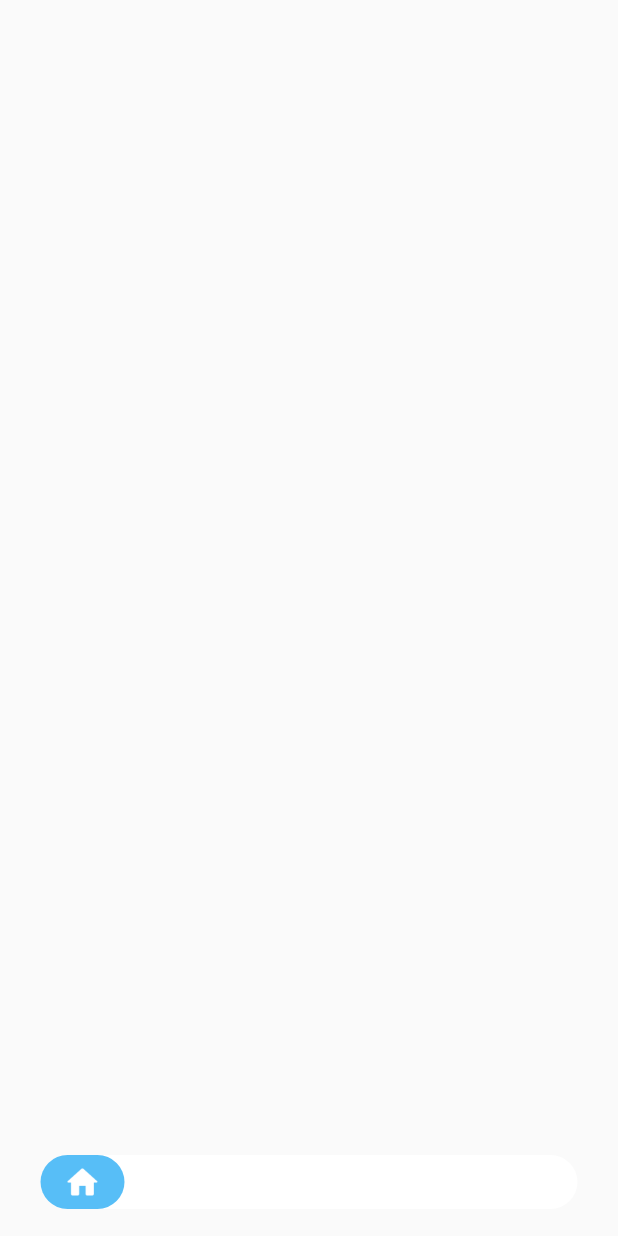
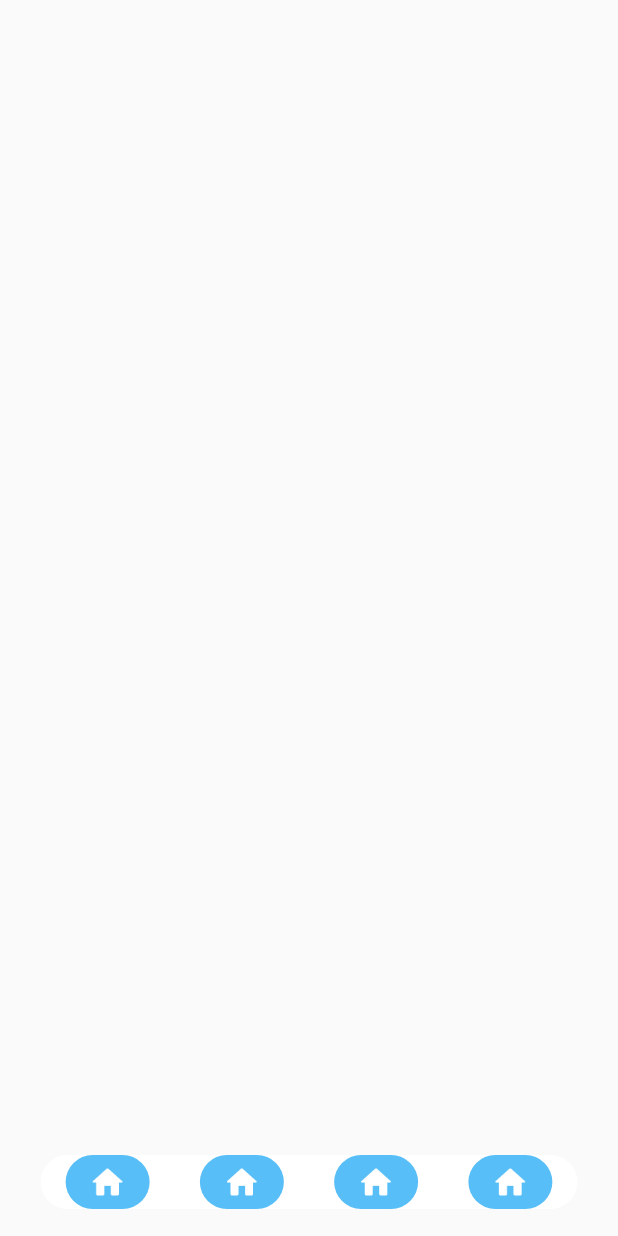
Before and after one commit to fahadhafizdev/covid_app, a Flutter app: the screen it shows after launch, on a phone screen of 412 x 824 dp. Run offline on Flutter 3.47's test engine with Material 2 defaults, Android fonts, the light colour scheme and no system bars; our stand-ins replace google_fonts.

Commit message:
create custom_navigation_widget.dart

```diff
--- a/lib/ui/page/main_page.dart
+++ b/lib/ui/page/main_page.dart
@@ -1,3 +1,4 @@
+import 'package:covid_app/ui/widget/custom_navigation_widget.dart';
 import 'package:flutter/material.dart';
 import 'package:covid_app/shared/theme.dart';
 
@@ -17,24 +18,12 @@ class MainPage extends StatelessWidget {
           color: whiteColor,
         ),
         child: Row(
+          mainAxisAlignment: MainAxisAlignment.spaceAround,
           children: [
-            Container(
-              padding: EdgeInsets.symmetric(
-                vertical: 6,
-                horizontal: 16,
-              ),
-              height: 36,
-              width: 56,
-              decoration: BoxDecoration(
-                borderRadius: BorderRadius.circular(50),
-                color: mainColor,
-              ),
-              child: Image.asset(
-                'assets/images/icon_home.png',
-                height: 18,
-                width: 18,
-              ),
-            ),
+            CustomNavigaton(),
+            CustomNavigaton(),
+            CustomNavigaton(),
+            CustomNavigaton(),
           ],
         ),
       ),
--- /dev/null
+++ b/lib/ui/widget/custom_navigation_widget.dart
@@ -0,0 +1,25 @@
+import 'package:flutter/material.dart';
+import 'package:covid_app/shared/theme.dart';
+
+class CustomNavigaton extends StatelessWidget {
+  @override
+  Widget build(BuildContext context) {
+    return Container(
+      padding: EdgeInsets.symmetric(
+        vertical: 6,
+        horizontal: 16,
+      ),
+      height: 36,
+      width: 56,
+      decoration: BoxDecoration(
+        borderRadius: BorderRadius.circular(50),
+        color: mainColor,
+      ),
+      child: Image.asset(
+        'assets/images/icon_home.png',
+        height: 18,
+        width: 18,
+      ),
+    );
+  }
+}
```
